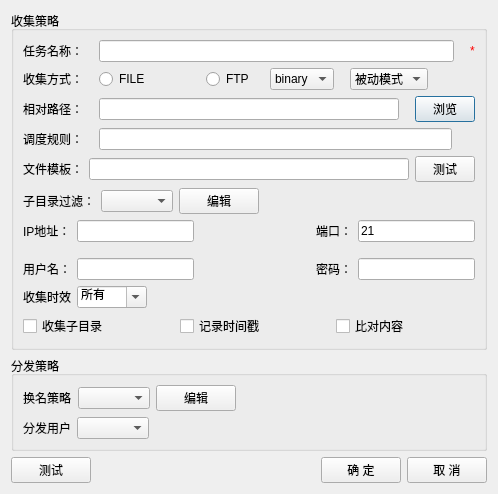
Before: the Qt Designer form apps/DataTransfer/ui/collect.ui in liubojun/DataTransfer, drawn with Qt 5.
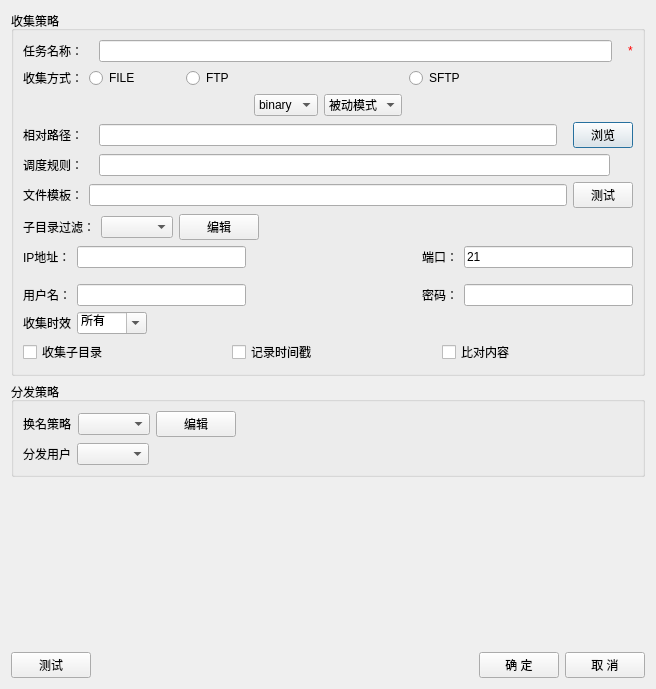
After: the same form once the commit is applied. Icons and pictures are not drawn.

Commit message: 提交sftp收集功能

Diff of the .ui file:
```diff
--- a/apps/DataTransfer/ui/collect.ui
+++ b/apps/DataTransfer/ui/collect.ui
@@ -6,8 +6,8 @@
    <rect>
     <x>0</x>
     <y>0</y>
-    <width>498</width>
-    <height>492</height>
+    <width>656</width>
+    <height>689</height>
    </rect>
   </property>
   <property name="windowTitle">
@@ -49,9 +49,6 @@
       </item>
       <item>
        <layout class="QHBoxLayout" name="horizontalLayout_2">
-        <property name="spacing">
-         <number>16</number>
-        </property>
         <item>
          <widget class="QLabel" name="label_2">
           <property name="text">
@@ -90,6 +87,56 @@
          </widget>
         </item>
         <item>
+         <spacer name="horizontalSpacer_15">
+          <property name="orientation">
+           <enum>Qt::Horizontal</enum>
+          </property>
+          <property name="sizeHint" stdset="0">
+           <size>
+            <width>40</width>
+            <height>20</height>
+           </size>
+          </property>
+         </spacer>
+        </item>
+        <item>
+         <widget class="QRadioButton" name="radSFtp">
+          <property name="text">
+           <string>SFTP</string>
+          </property>
+         </widget>
+        </item>
+        <item>
+         <spacer name="horizontalSpacer_2">
+          <property name="orientation">
+           <enum>Qt::Horizontal</enum>
+          </property>
+          <property name="sizeHint" stdset="0">
+           <size>
+            <width>40</width>
+            <height>20</height>
+           </size>
+          </property>
+         </spacer>
+        </item>
+       </layout>
+      </item>
+      <item>
+       <layout class="QHBoxLayout" name="horizontalLayout_12">
+        <item>
+         <spacer name="horizontalSpacer_13">
+          <property name="orientation">
+           <enum>Qt::Horizontal</enum>
+          </property>
+          <property name="sizeHint" stdset="0">
+           <size>
+            <width>40</width>
+            <height>20</height>
+           </size>
+          </property>
+         </spacer>
+        </item>
+        <item>
          <widget class="QComboBox" name="comboBox_bin">
           <item>
            <property name="text">
@@ -118,7 +165,7 @@
          </widget>
         </item>
         <item>
-         <spacer name="horizontalSpacer_2">
+         <spacer name="horizontalSpacer_14">
           <property name="orientation">
            <enum>Qt::Horizontal</enum>
           </property>
```
Left out of the diff: 2 changed lines with no effect on the pictures. The commit also changes 13 other files.
